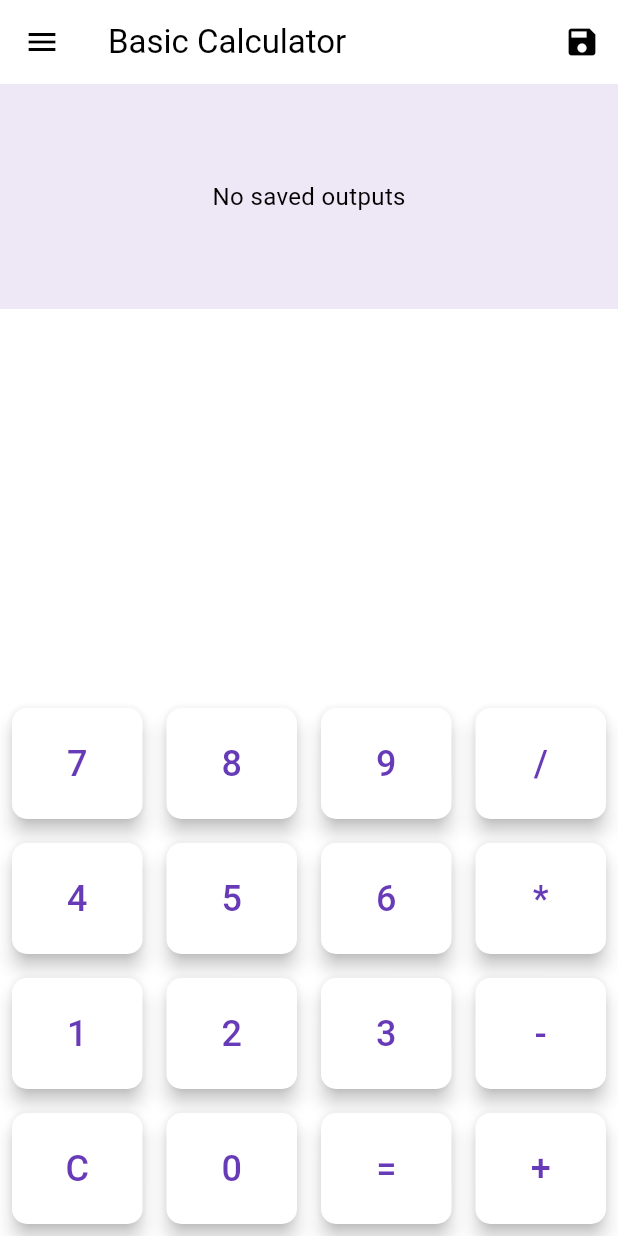
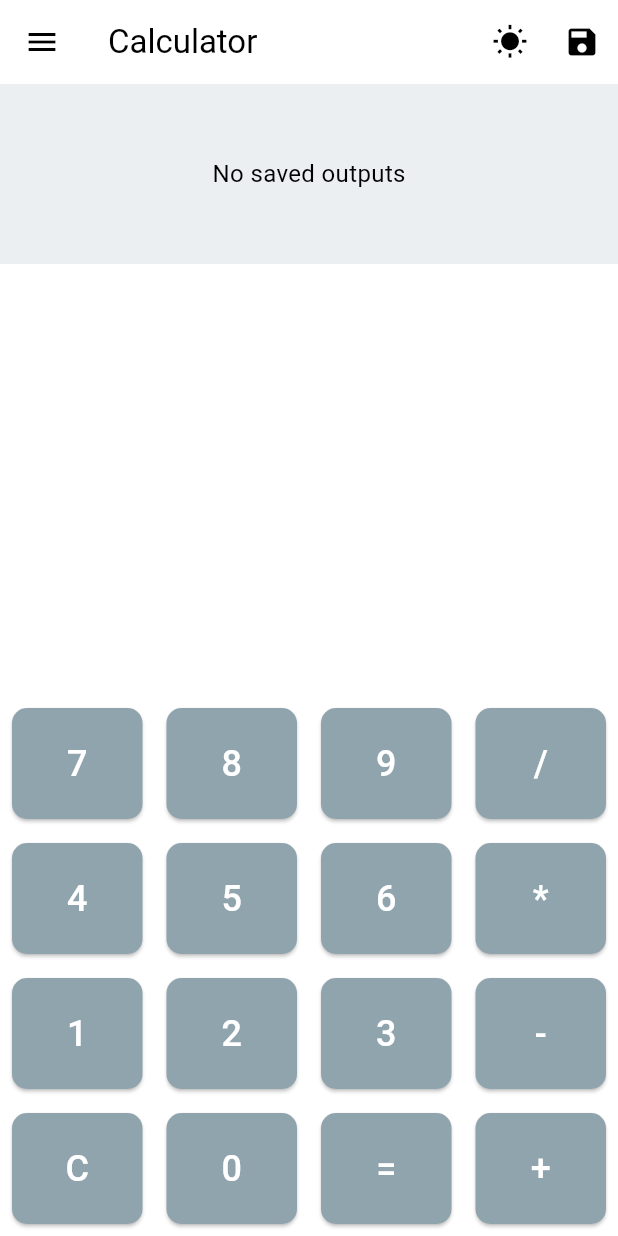
Before and after one commit to ashit06/Flutter-Calculator-App, a Flutter app: the screen it shows after launch, on a phone screen of 412 x 824 dp. Run offline on Flutter 3.47's test engine with Material 3 defaults, Android fonts, the phone set to English and light mode, and no system bars.

Commit message:
Calculator project

```diff
--- a/lib/main.dart
+++ b/lib/main.dart
@@ -4,37 +4,80 @@ void main() {
   runApp(CalculatorApp());
 }
 
-class CalculatorApp extends StatelessWidget {
+class CalculatorApp extends StatefulWidget {
+  @override
+  _CalculatorAppState createState() => _CalculatorAppState();
+}
+
+class _CalculatorAppState extends State<CalculatorApp> {
+  bool _isDarkMode = false;
+
+  void _toggleTheme() {
+    setState(() {
+      _isDarkMode = !_isDarkMode;
+    });
+  }
+
+  final ThemeData _lightTheme = ThemeData(
+    brightness: Brightness.light,
+    primarySwatch: Colors.blueGrey,
+    colorScheme: ColorScheme.fromSwatch(primarySwatch: Colors.blueGrey)
+        .copyWith(secondary: Colors.orangeAccent),
+    elevatedButtonTheme: ElevatedButtonThemeData(
+      style: ElevatedButton.styleFrom(
+        backgroundColor: Colors.blueGrey[300],
+        foregroundColor: Colors.white,
+        shape: RoundedRectangleBorder(borderRadius: BorderRadius.circular(10)),
+      ),
+    ),
+  );
+
+  final ThemeData _darkTheme = ThemeData(
+    brightness: Brightness.dark,
+    primarySwatch: Colors.blueGrey,
+    colorScheme: ColorScheme.dark(
+      primary: Colors.blueGrey,
+      secondary: Colors.orangeAccent,
+    ),
+    elevatedButtonTheme: ElevatedButtonThemeData(
+      style: ElevatedButton.styleFrom(
+        backgroundColor: Colors.blueGrey[700],
+        foregroundColor: Colors.white,
+        shape: RoundedRectangleBorder(borderRadius: BorderRadius.circular(10)),
+      ),
+    ),
+  );
+
   @override
   Widget build(BuildContext context) {
     return MaterialApp(
       debugShowCheckedModeBanner: false,
-      // Updated theme using colorScheme for accent color
-      theme: ThemeData(
-        primarySwatch: Colors.deepPurple,
-        colorScheme: ColorScheme.fromSwatch(primarySwatch: Colors.deepPurple)
-            .copyWith(secondary: Colors.amber),
-        buttonTheme: ButtonThemeData(
-          buttonColor: Colors.deepPurple, // default button color
-          shape: RoundedRectangleBorder(borderRadius: BorderRadius.circular(10)),
-        ),
+      theme: _lightTheme,
+      darkTheme: _darkTheme,
+      themeMode: _isDarkMode ? ThemeMode.dark : ThemeMode.light,
+      home: CalculatorScreen(
+        isDarkMode: _isDarkMode,
+        onThemeToggle: _toggleTheme,
       ),
-      home: CalculatorScreen(),
     );
   }
 }
 
 class CalculatorScreen extends StatefulWidget {
+  final bool isDarkMode;
+  final VoidCallback onThemeToggle;
+
+  CalculatorScreen({required this.isDarkMode, required this.onThemeToggle});
+
   @override
   _CalculatorScreenState createState() => _CalculatorScreenState();
 }
 
 class _CalculatorScreenState extends State<CalculatorScreen> {
   String _expression = "";
-  List<String> _savedHistory = []; // Holds saved outputs
+  List<String> _savedHistory = [];
   final ScrollController _scrollController = ScrollController();
 
-  // Called when any button is pressed
   void _onPressed(String value) {
     setState(() {
       if (value == "C") {
@@ -51,73 +94,58 @@ class _CalculatorScreenState extends State<CalculatorScreen> {
     });
   }
 
-  // Evaluates the expression string and returns the result as a string.
-  String _evaluateExpression(String expression) {
+    String _evaluateExpression(String expression) {
     try {
       double result = _evaluate(expression);
       return result.toString();
     } catch (e) {
-      print('Error evaluating expression: $e');
       return "Error";
     }
   }
 
-  // Evaluates a simple arithmetic expression using the shunting-yard algorithm
   double _evaluate(String expression) {
     List<String> tokens = _tokenize(expression);
     List<String> postfix = _infixToPostfix(tokens);
     return _evaluatePostfix(postfix);
   }
 
-  // Tokenizes the input expression into numbers and operators
   List<String> _tokenize(String expression) {
-    // This regex matches numbers (with optional decimals) and operators
     RegExp regExp = RegExp(r'(\d+\.?\d*|[+\-*/])');
     Iterable<RegExpMatch> matches = regExp.allMatches(expression);
     return matches.map((m) => m.group(0)!).toList();
   }
 
-  // Returns the precedence of an operator
+  List<String> _infixToPostfix(List<String> tokens) {
+    List<String> output = [];
+    List<String> operators = [];
+    for (String token in tokens) {
+      if (double.tryParse(token) != null) {
+        output.add(token);
+      } else {
+        while (operators.isNotEmpty && _precedence(operators.last) >= _precedence(token)) {
+          output.add(operators.removeLast());
+        }
+        operators.add(token);
+      }
+    }
+    while (operators.isNotEmpty) {
+      output.add(operators.removeLast());
+    }
+    return output;
+  }
+
   int _precedence(String operator) {
     if (operator == '+' || operator == '-') return 1;
     if (operator == '*' || operator == '/') return 2;
     return 0;
   }
 
-  // Converts an infix expression (as tokens) to postfix notation
-  List<String> _infixToPostfix(List<String> tokens) {
-    List<String> output = [];
-    List<String> operators = [];
-
+  double _evaluatePostfix(List<String> tokens) {
+    List<double> stack = [];
     for (String token in tokens) {
       if (double.tryParse(token) != null) {
-        output.add(token);
-      } else if (token == '+' || token == '-' || token == '*' || token == '/') {
-        while (operators.isNotEmpty &&
-            _precedence(operators.last) >= _precedence(token)) {
-          output.add(operators.removeLast());
-        }
-        operators.add(token);
-      }
-    }
-
-    while (operators.isNotEmpty) {
-      output.add(operators.removeLast());
-    }
-
-    return output;
-  }
-
-  // Evaluates a postfix (Reverse Polish Notation) expression
-  double _evaluatePostfix(List<String> tokens) {
-    List<double> stack = [];
-
-    for (String token in tokens) {
-      double? number = double.tryParse(token);
-      if (number != null) {
-        stack.add(number);
+        stack.add(double.parse(token));
       } else {
-        if (stack.length < 2) throw Exception('Invalid Expression');
         double b = stack.removeLast();
         double a = stack.removeLast();
         switch (token) {
@@ -134,17 +162,14 @@ class _CalculatorScreenState extends State<CalculatorScreen> {
             if (b == 0) throw Exception('Division by zero');
             stack.add(a / b);
             break;
-          default:
-            throw Exception('Unknown operator');
         }
       }
     }
-
-    if (stack.length != 1) throw Exception('Invalid Expression');
     return stack.first;
   }
 
-  // Creates a calculator button with the given text
+
+
   Widget _buildButton(String text) {
     return Expanded(
       child: Padding(
@@ -152,9 +177,9 @@ class _CalculatorScreenState extends State<CalculatorScreen> {
         child: ElevatedButton(
           onPressed: () => _onPressed(text),
           style: ElevatedButton.styleFrom(
-            elevation: 5,
-            shape: RoundedRectangleBorder(borderRadius: BorderRadius.circular(10)),
             padding: EdgeInsets.all(20),
+            backgroundColor: widget.isDarkMode ? Colors.blueGrey[800] : Colors.blueGrey[300],
+            foregroundColor: Colors.white,
           ),
           child: Text(text, style: TextStyle(fontSize: 24)),
         ),
@@ -162,20 +187,14 @@ class _CalculatorScreenState extends State<CalculatorScreen> {
     );
   }
 
-  // Save the current expression to history and scroll to bottom
   void _saveExpression() {
     if (_expression.isNotEmpty) {
       setState(() {
         _savedHistory.add(_expression);
       });
-      // Scroll to the bottom after the frame is rendered.
       WidgetsBinding.instance.addPostFrameCallback((_) {
         if (_scrollController.hasClients) {
-          _scrollController.animateTo(
-            _scrollController.position.maxScrollExtent,
-            duration: Duration(milliseconds: 300),
-            curve: Curves.easeOut,
-          );
+          _scrollController.jumpTo(_scrollController.position.maxScrollExtent);
         }
       });
     }
@@ -185,13 +204,22 @@ class _CalculatorScreenState extends State<CalculatorScreen> {
   Widget build(BuildContext context) {
     return Scaffold(
       appBar: AppBar(
-        title: Text("Basic Calculator"),
-        actions: <Widget>[
-          // Save button icon
+        title: Text("Calculator"),
+        actions: [
+          IconButton(
+            onPressed: widget.onThemeToggle,
+            icon: AnimatedSwitcher(
+              duration: Duration(milliseconds: 300),
+              child: widget.isDarkMode
+                  ? Icon(Icons.nightlight_round, key: ValueKey('moon'))
+                  : Icon(Icons.wb_sunny, key: ValueKey('sun')),
+            ),
+          ),
           IconButton(
             icon: Icon(Icons.save),
             onPressed: _saveExpression,
           ),
+
         ],
       ),
       drawer: Drawer(
@@ -199,11 +227,9 @@ class _CalculatorScreenState extends State<CalculatorScreen> {
           padding: EdgeInsets.zero,
           children: <Widget>[
             DrawerHeader(
-              decoration: BoxDecoration(color: Colors.deepPurple),
-              child: Text(
-                "Calculator Menu",
-                style: TextStyle(color: Colors.white, fontSize: 24),
-              ),
+              decoration: BoxDecoration(color: Colors.blueGrey),
+              child: Text("Calculator Menu", style: TextStyle(color: Colors.white, fontSize: 24)),
+
             ),
             ListTile(
               title: Text("Home"),
@@ -217,11 +243,10 @@ class _CalculatorScreenState extends State<CalculatorScreen> {
         ),
       ),
       body: Column(
-        children: <Widget>[
-          // History area: a fixed height container with a scrollable ListView
+        children: [
           Container(
-            height: 150,
-            color: Colors.deepPurple[50],
+            height: 120,
+            color: widget.isDarkMode ? Colors.grey[900] : Colors.blueGrey[50],
             child: _savedHistory.isEmpty
                 ? Center(child: Text("No saved outputs", style: TextStyle(fontSize: 16)))
                 : ListView.builder(
@@ -231,51 +256,39 @@ class _CalculatorScreenState extends State<CalculatorScreen> {
                       return ListTile(
                         title: Text(
                           _savedHistory[index],
-                          style: TextStyle(fontSize: 18),
+                          style: TextStyle(
+                            fontSize: 18,
+                            color: widget.isDarkMode ? Colors.orangeAccent : Colors.blueGrey[800],
+                          ),
                         ),
                       );
                     },
                   ),
           ),
-          // Calculator area: current expression display and button grid
           Expanded(
             child: Column(
-              children: <Widget>[
-                // Display for current expression/result
+              children: [
                 Expanded(
                   child: Container(
                     alignment: Alignment.bottomRight,
                     padding: EdgeInsets.all(16),
                     child: Text(
                       _expression,
-                      style: TextStyle(fontSize: 32, fontWeight: FontWeight.bold, color: Colors.deepPurple),
+                      style: TextStyle(fontSize: 32, fontWeight: FontWeight.bold),
                     ),
                   ),
                 ),
-                // Button grid for the calculator
                 Column(
                   children: [
-                    Row(
-                      children: ["7", "8", "9", "/"]
-                          .map((text) => _buildButton(text))
-                          .toList(),
-                    ),
-                    Row(
-                      children: ["4", "5", "6", "*"]
-                          .map((text) => _buildButton(text))
-                          .toList(),
-                    ),
-                    Row(
-                      children: ["1", "2", "3", "-"]
-                          .map((text) => _buildButton(text))
-                          .toList(),
-                    ),
-                    Row(
-                      children: ["C", "0", "=", "+"]
-                          .map((text) => _buildButton(text))
-                          .toList(),
-                    ),
-                  ],
+                    ["7", "8", "9", "/"],
+                    ["4", "5", "6", "*"],
+                    ["1", "2", "3", "-"],
+                    ["C", "0", "=", "+"],
+                  ].map((row) {
+                    return Row(
+                      children: row.map((text) => _buildButton(text)).toList(),
+                    );
+                  }).toList(),
                 ),
               ],
             ),
```
